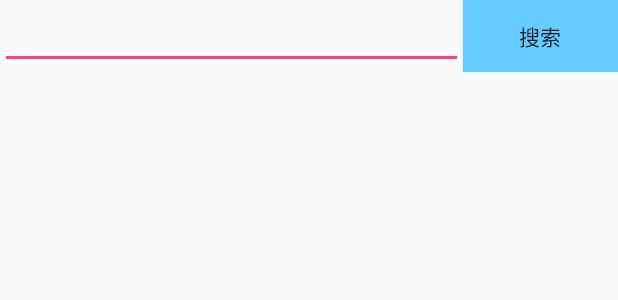
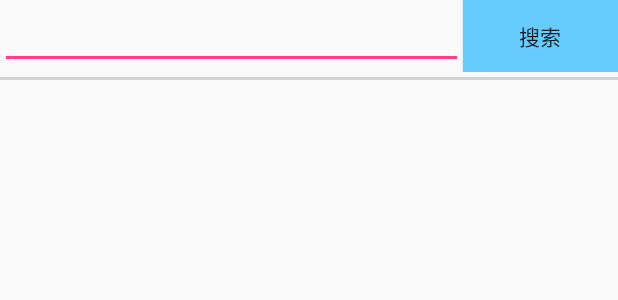
Before and after one commit to lianrenxingyu/ModelSearch2.0, an Android app: the layout search_view.xml on its own in the app's theme, with its tools: preview values and no code run, on a phone screen of 412 x 824 dp. Shown: the top 300 px of the screen. Run offline under Robolectric (Android 15) with nearby library versions, the phone set to English and light mode, and no system bars.

Commit message:
nobug 数据库查询倒顺,以及一些小的修改

```diff
--- a/app/src/main/res/layout/search_view.xml
+++ b/app/src/main/res/layout/search_view.xml
@@ -27,9 +27,17 @@
             android:text="搜索" />
     </LinearLayout>
 
+    <View
+        android:id="@+id/divideView"
+        android:layout_width="match_parent"
+        android:layout_height="2dp"
+        android:layout_marginTop="3dp"
+        android:background="@color/lightGray" />
+
     <ListView
         android:id="@+id/lv_record"
         android:layout_width="match_parent"
         android:layout_height="wrap_content"></ListView>
 
+
 </LinearLayout>
```
Also changed, not shown: app/src/main/java/com/chenggong/modelsearch/aty/ResultActivity.java (+7 -4 lines), app/src/main/java/com/chenggong/modelsearch/db/RecordSQLHandle.java (+4 -4 lines).
